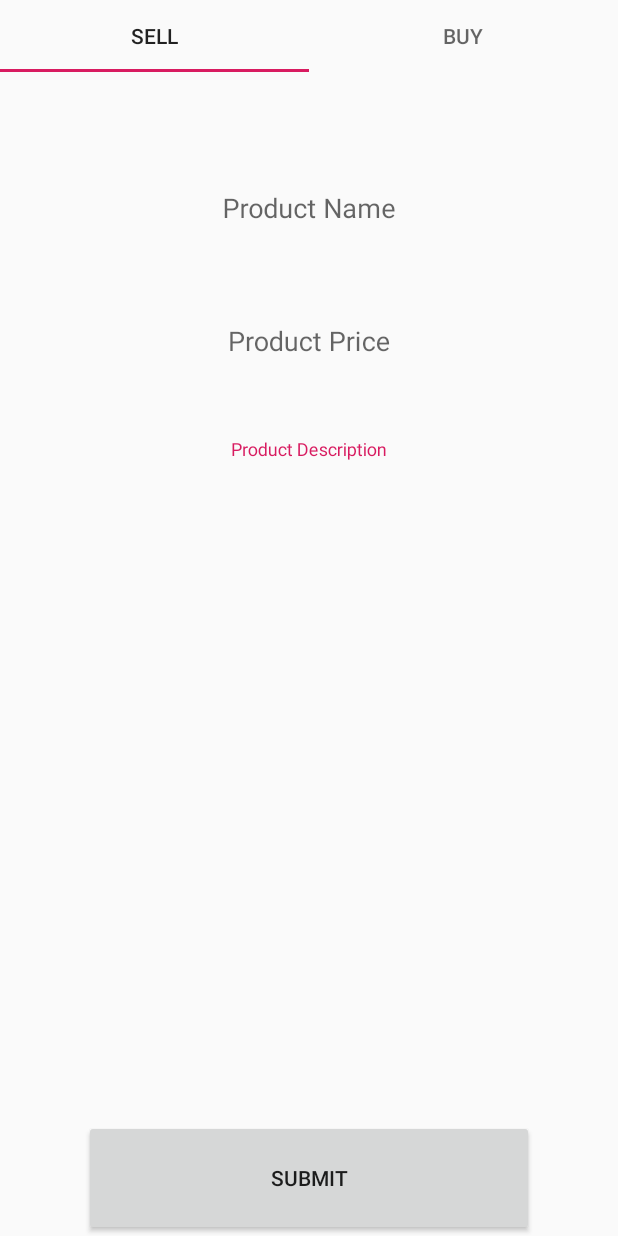
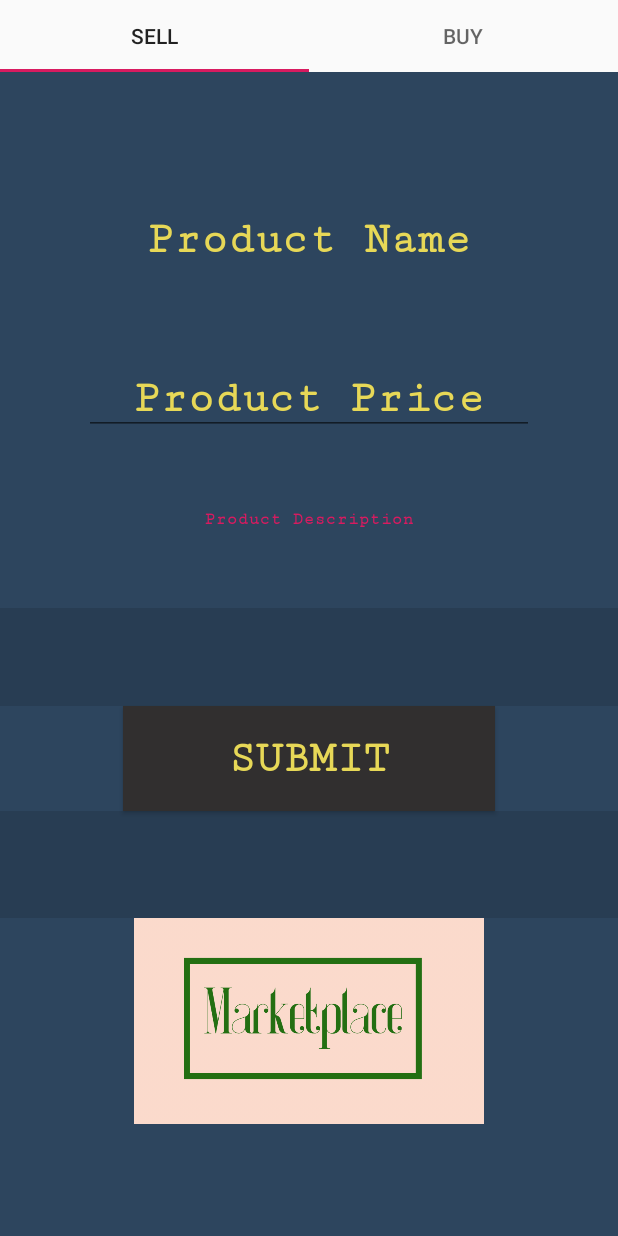
Before and after one commit to abhisarmittal/MCST-Hackathon-2019-Marketplace-Client, an Android app: the screen it shows after launch (MainActivity), on a phone screen of 412 x 824 dp. Run offline under Robolectric (Android 15) with nearby library versions, the phone set to English and light mode, and no system bars.

Commit message:
added listViewAdapter

```diff
--- a/app/src/main/res/layout/buying_tab.xml
+++ b/app/src/main/res/layout/buying_tab.xml
@@ -1,7 +1,9 @@
 <?xml version="1.0" encoding="utf-8"?>
 <RelativeLayout xmlns:android="http://schemas.android.com/apk/res/android"
-    android:orientation="vertical" android:layout_width="match_parent"
-    android:layout_height="match_parent">
+    android:layout_width="match_parent"
+    android:layout_height="match_parent"
+    android:background="#2D455E"
+    android:orientation="vertical">
 
     <ScrollView
         android:layout_width="match_parent"
--- a/app/src/main/res/layout/product_layout_buy.xml
+++ b/app/src/main/res/layout/product_layout_buy.xml
@@ -10,7 +10,10 @@
         android:id="@+id/listViewProductName"
         android:layout_width="match_parent"
         android:layout_height="35dp"
+        android:background="#2D455E"
+        android:fontFamily="serif-monospace"
         android:text="Product Name:"
+        android:textColor="#E7D857"
         android:textSize="24sp"
         android:textStyle="bold" />
 
@@ -18,14 +21,22 @@
         android:id="@+id/listViewProductPrice"
         android:layout_width="match_parent"
         android:layout_height="35dp"
+        android:background="#2D455E"
+        android:fontFamily="serif-monospace"
         android:text="Product Price: "
-        android:textSize="18sp" />
+        android:textColor="#E7D857"
+        android:textSize="18sp"
+        android:textStyle="bold" />
 
     <TextView
         android:id="@+id/listViewProductDescription"
         android:layout_width="match_parent"
         android:layout_height="100dp"
+        android:background="#2D455E"
+        android:fontFamily="serif-monospace"
         android:text="Product Description:"
-        android:textSize="18sp" />
+        android:textColor="#E7D857"
+        android:textSize="18sp"
+        android:textStyle="bold" />
 
 </LinearLayout>
--- a/app/src/main/res/layout/selling_tab.xml
+++ b/app/src/main/res/layout/selling_tab.xml
@@ -1,8 +1,10 @@
 <?xml version="1.0" encoding="utf-8"?>
 <LinearLayout xmlns:android="http://schemas.android.com/apk/res/android"
+    xmlns:app="http://schemas.android.com/apk/res-auto"
     xmlns:tools="http://schemas.android.com/tools"
     android:layout_width="match_parent"
     android:layout_height="match_parent"
+    android:background="#2D455E"
     android:orientation="vertical"
     android:translationY="0dp">
 
@@ -29,87 +31,135 @@
             <com.google.android.material.textfield.TextInputLayout
                 android:id="@+id/productNameLayout"
                 android:layout_width="300dp"
-                android:layout_height="25dp"
+                android:layout_height="65dp"
                 android:layout_gravity="center"
                 android:layout_weight="0.1"
-                android:gravity="center">
+                android:background="#00FF9900"
+                android:gravity="center"
+                android:textColorHint="#E7D857"
+                app:boxBackgroundColor="#FBFBFB">
 
                 <com.google.android.material.textfield.TextInputEditText
                     android:id="@+id/product_name"
                     android:layout_width="match_parent"
-                    android:layout_height="70dp"
+                    android:layout_height="44dp"
                     android:layout_gravity="center"
                     android:layout_weight="1"
+                    android:background="#00974D4D"
+                    android:fontFamily="serif-monospace"
                     android:gravity="center"
                     android:hint="Product Name"
-                    android:inputType="text" />
+                    android:inputType="text"
+                    android:textColor="#FF9900"
+                    android:textSize="30sp"
+                    android:textStyle="bold" />
             </com.google.android.material.textfield.TextInputLayout>
 
             <View
                 android:id="@+id/divider2"
                 android:layout_width="match_parent"
-                android:layout_height="63dp"
+                android:layout_height="44dp"
                 android:layout_weight="0.1"
                 android:background="?android:attr/listDivider"
-                android:visibility="invisible" />
+                android:visibility="invisible"
+                tools:visibility="invisible" />
 
             <com.google.android.material.textfield.TextInputLayout
                 android:id="@+id/productPriceLayout"
                 android:layout_width="300dp"
-                android:layout_height="25dp"
+                android:layout_height="59dp"
                 android:layout_gravity="center"
                 android:layout_weight="0.1"
-                android:gravity="center">
+                android:gravity="center"
+                android:textColorHint="#E7D857">
 
                 <com.google.android.material.textfield.TextInputEditText
                     android:id="@+id/product_price"
                     android:layout_width="match_parent"
-                    android:layout_height="70dp"
+                    android:layout_height="match_parent"
                     android:layout_gravity="center"
                     android:layout_weight="1"
+                    android:fontFamily="serif-monospace"
                     android:gravity="center"
                     android:hint="Product Price"
-                    android:inputType="numberDecimal" />
+                    android:inputType="numberDecimal"
+                    android:textColor="#FF9900"
+                    android:textSize="30sp"
+                    android:textStyle="bold" />
             </com.google.android.material.textfield.TextInputLayout>
 
             <View
                 android:id="@+id/divider"
                 android:layout_width="match_parent"
-                android:layout_height="57dp"
+                android:layout_height="49dp"
                 android:layout_weight="1"
                 android:background="?android:attr/listDivider"
-                android:visibility="invisible" />
+                android:visibility="invisible"
+                tools:visibility="invisible" />
 
             <com.google.android.material.textfield.TextInputLayout
                 android:id="@+id/productDescriptionLayout"
-                android:layout_width="300dp"
-                android:layout_height="25dp"
+                android:layout_width="match_parent"
+                android:layout_height="66dp"
                 android:layout_gravity="center"
                 android:layout_weight="0.1"
-                android:gravity="center">
+                android:gravity="center"
+                android:textColorHint="#E7D857">
 
                 <com.google.android.material.textfield.TextInputEditText
                     android:id="@+id/product_description"
                     android:layout_width="match_parent"
-                    android:layout_height="70dp"
+                    android:layout_height="99dp"
                     android:layout_gravity="center"
                     android:layout_weight="1"
                     android:baselineAligned="false"
+                    android:fontFamily="serif-monospace"
                     android:gravity="center"
                     android:hint="Product Description"
-                    android:inputType="textMultiLine|text">
+                    android:inputType="textMultiLine|text"
+                    android:textSize="30sp"
+                    android:textStyle="bold">
 
                 </com.google.android.material.textfield.TextInputEditText>
+
             </com.google.android.material.textfield.TextInputLayout>
+
+            <View
+                android:id="@+id/divider5"
+                android:layout_width="match_parent"
+                android:layout_height="65dp"
+                android:layout_weight="1"
+                android:background="?android:attr/listDivider" />
+
+            <Button
+                android:id="@+id/submitButton"
+                android:layout_width="248dp"
+                android:layout_height="70dp"
+                android:layout_gravity="center"
+                android:layout_weight="0.01"
+                android:background="#312F2F"
+                android:fontFamily="serif-monospace"
+                android:shadowColor="#E7D857"
+                android:text="Submit"
+                android:textColor="#E7D857"
+                android:textSize="30sp"
+                android:textStyle="bold" />
+
+            <View
+                android:id="@+id/divider6"
+                android:layout_width="match_parent"
+                android:layout_height="71dp"
+                android:layout_weight="0.1"
+                android:background="?android:attr/listDivider" />
+
+            <ImageView
+                android:id="@+id/imageView3"
+                android:layout_width="match_parent"
+                android:layout_height="137dp"
+                android:layout_weight="0.1"
+                app:srcCompat="@drawable/background" />
+
         </LinearLayout>
     </ScrollView>
 
-    <Button
-        android:id="@+id/submitButton"
-        android:layout_width="300dp"
-        android:layout_height="10dp"
-        android:layout_gravity="center"
-        android:layout_weight="0.01"
-        android:text="Submit" />
-
 </LinearLayout>
```
Also changed, not shown: app/src/main/res/drawable-v24/background.png (added).
